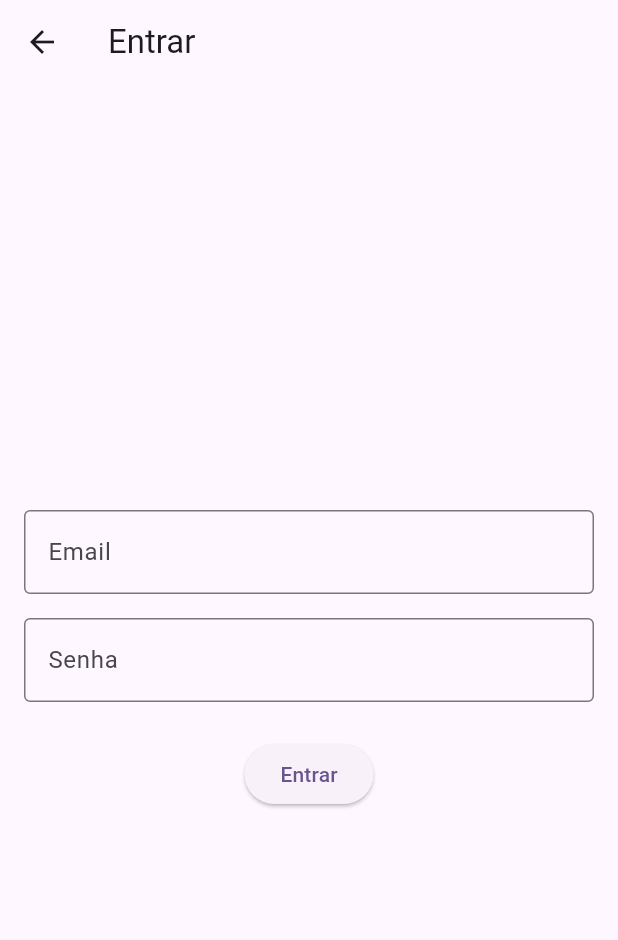
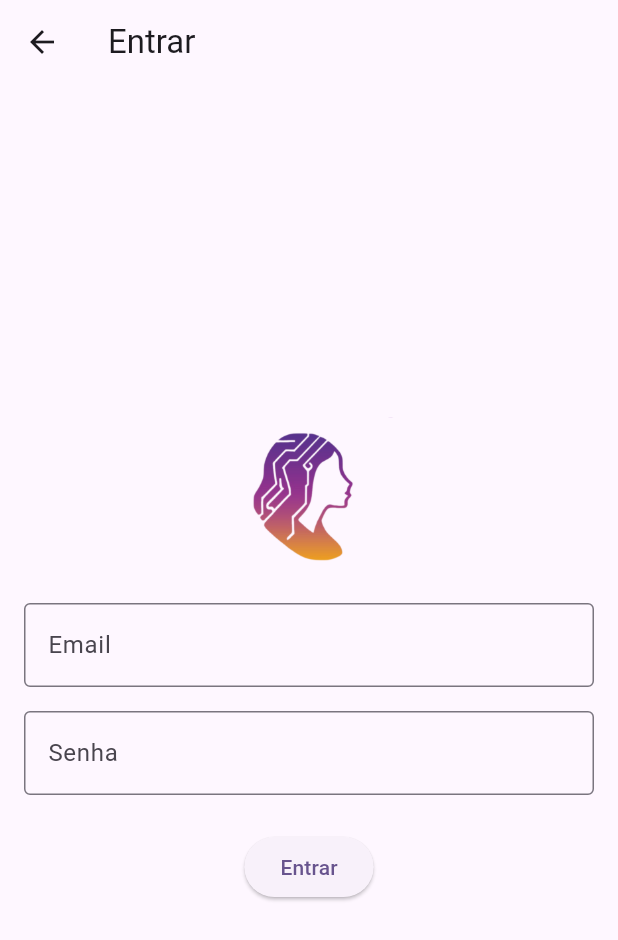
Before and after one commit to Midvirus/App-Meninas-Digitais, a Flutter app: the LoginPage screen opened by its route, on a phone screen of 412 x 824 dp. Shown: the top 940 px of the screen. Run offline on Flutter 3.47's test engine with Material 3 defaults, Android fonts, the phone set to English and light mode, and no system bars; our stand-ins replace font_awesome_flutter, supabase; missing offline and left inert: postgrest; accounts and stored records are empty.

Commit message:
Imagem na tela de login

```diff
--- a/lib/loginPage.dart
+++ b/lib/loginPage.dart
@@ -105,6 +105,15 @@ class _LoginPageState extends State<LoginPage> {
         child: Column(
           mainAxisAlignment: MainAxisAlignment.center,
           children: [
+            Column(
+              children: [
+                Image.asset(
+                  'images/logo-sem-fundo.png',
+                  height: 100,
+                ),
+                const SizedBox(height: 24),
+              ],
+            ),
             TextField(
               controller: _emailController,
               decoration: const InputDecoration(
--- a/pubspec.yaml
+++ b/pubspec.yaml
@@ -63,7 +63,8 @@ flutter:
 
   # To add assets to your application, add an assets section, like this:
   assets:
-     - images/Logo-Meninas-Digitais.jpg
+      - images/Logo-Meninas-Digitais.jpg
+      - images/logo-sem-fundo.png
 
   # An image asset can refer to one or more resolution-specific "variants", see
   # https://flutter.dev/to/resolution-aware-images
```
Also changed, not shown: images/logo-sem-fundo.png (added).
